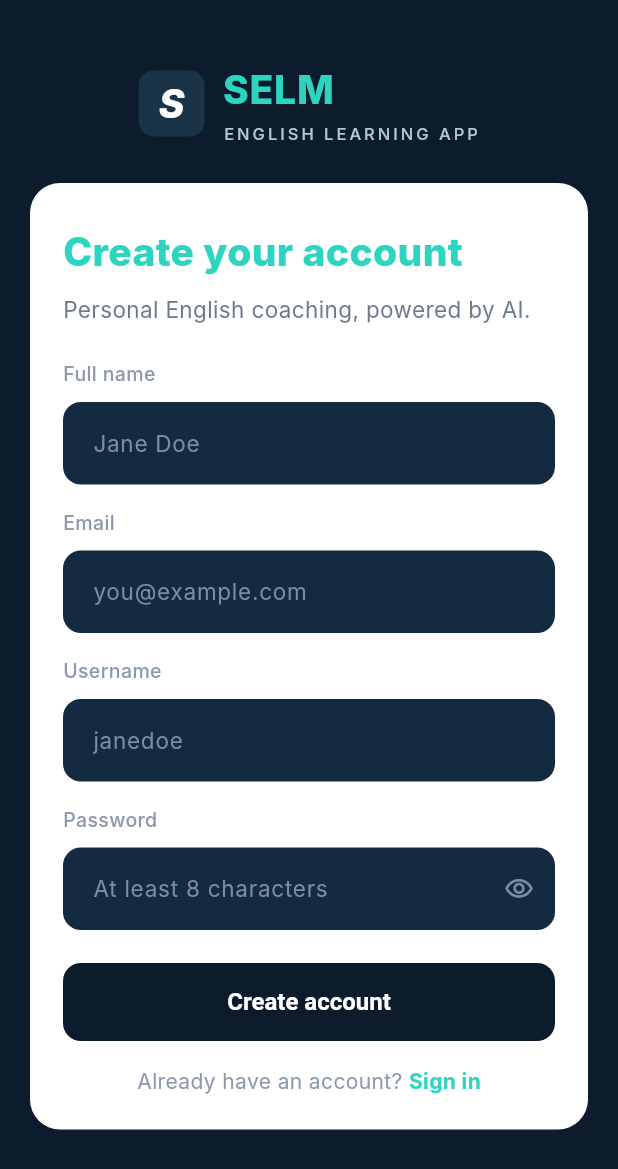
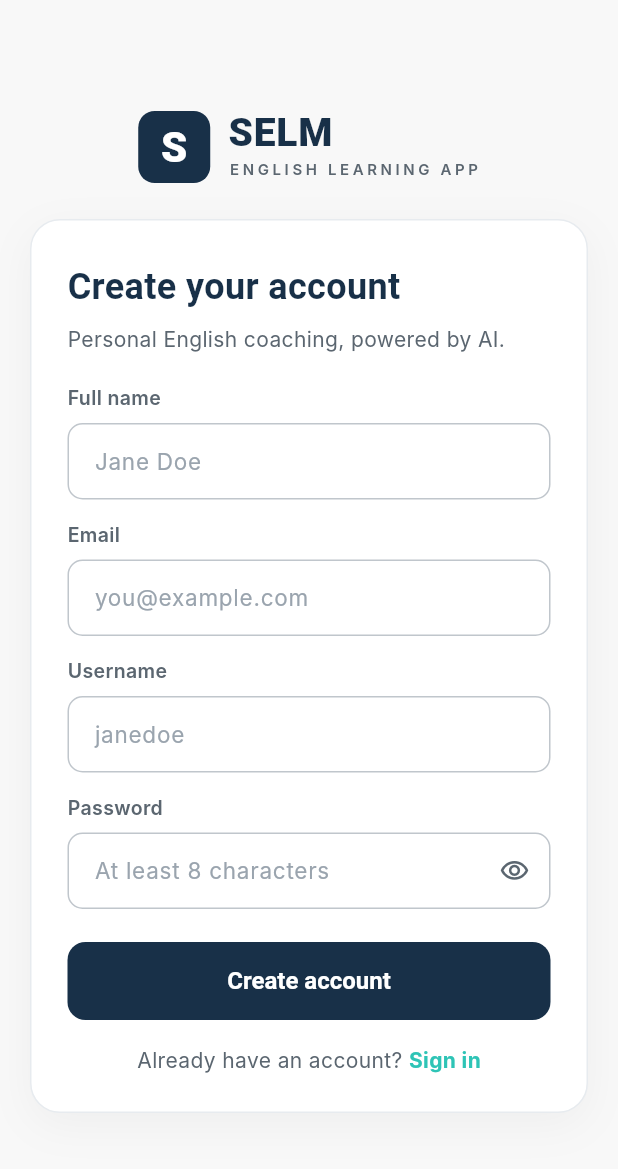
Before and after one commit to selmapp2022-a11y/selmapp, a Flutter app: the RegisterPage screen opened by its route, on a phone screen of 412 x 824 dp. Shown: the top 1169 px of the screen. Run offline on Flutter 3.47's test engine with Material 3 defaults, Android fonts, the light colour scheme and no system bars; our stand-ins replace bloc, dio, equatable, firebase_core, firebase_crashlytics, flutter_bloc and 14 more; missing offline and left inert: record; accounts and stored records are empty; Roboto replaces fonts that are missing (Inter, Poppins).

Commit message:
feat(auth): brand-correct light theme for register_page.dart

```diff
--- a/frontend/lib/features/auth/presentation/pages/register_page.dart
+++ b/frontend/lib/features/auth/presentation/pages/register_page.dart
@@ -15,10 +15,14 @@ class RegisterPage extends StatefulWidget {
 }
 
 class _RegisterPageState extends State<RegisterPage> {
-  static const Color _bg = Color(0xFF0C1C2C);
-  static const Color _accent = Color(0xFF2DD4BF);
-  static const Color _inputFill = Color(0xFF132A40);
-  static const Color _inputHint = Color(0xFF7A8FA3);
+  // SELM Brand v1.0
+  static const Color _bg = Color(0xFFF8F8F8);
+  static const Color _navy = Color(0xFF183048);
+  static const Color _accent = Color(0xFF2EC4B6);
+  static const Color _textPrimary = Color(0xFF0B0F14);
+  static const Color _textSecondary = Color(0xFF5B6670);
+  static const Color _border = Color(0xFFC0C6CC);
+  static const Color _muted = Color(0xFFE7EBEF);
 
   final _formKey = GlobalKey<FormState>();
   final _nameController = TextEditingController();
@@ -101,6 +105,9 @@ class _RegisterPageState extends State<RegisterPage> {
     return Scaffold(
       backgroundColor: _bg,
       body: SafeArea(
+        child: Center(
+          child: ConstrainedBox(
+            constraints: const BoxConstraints(maxWidth: 440),
             child: SingleChildScrollView(
               padding: const EdgeInsets.symmetric(horizontal: 20, vertical: 24),
               child: Column(
@@ -115,6 +122,8 @@ class _RegisterPageState extends State<RegisterPage> {
               ),
             ),
           ),
+        ),
+      ),
     );
   }
 
@@ -123,20 +132,21 @@ class _RegisterPageState extends State<RegisterPage> {
       mainAxisAlignment: MainAxisAlignment.center,
       children: [
         Container(
-          width: 44,
-          height: 44,
+          width: 48,
+          height: 48,
           decoration: BoxDecoration(
-            color: const Color(0xFF1A3346),
-            borderRadius: BorderRadius.circular(10),
+            color: _navy,
+            borderRadius: BorderRadius.circular(11),
           ),
           alignment: Alignment.center,
           child: const Text(
             'S',
             style: TextStyle(
               color: Colors.white,
-              fontSize: 26,
+              fontSize: 28,
               fontWeight: FontWeight.w800,
-              fontStyle: FontStyle.italic,
+              fontFamily: 'Poppins',
+              height: 1.0,
             ),
           ),
         ),
@@ -147,17 +157,19 @@ class _RegisterPageState extends State<RegisterPage> {
           children: const [
             Text('SELM',
                 style: TextStyle(
-                    color: _accent,
+                    color: _navy,
                     fontSize: 26,
                     fontWeight: FontWeight.w800,
-                    letterSpacing: 0.5)),
-            SizedBox(height: 2),
+                    letterSpacing: 0.5,
+                    fontFamily: 'Poppins',
+                    height: 1.0)),
+            SizedBox(height: 4),
             Text('ENGLISH LEARNING APP',
                 style: TextStyle(
-                    color: Color(0xFFB7C6D6),
-                    fontSize: 11,
-                    letterSpacing: 2.0,
-                    fontWeight: FontWeight.w500)),
+                    color: _textSecondary,
+                    fontSize: 10,
+                    letterSpacing: 2.4,
+                    fontWeight: FontWeight.w600)),
           ],
         ),
       ],
@@ -166,10 +178,18 @@ class _RegisterPageState extends State<RegisterPage> {
 
   Widget _buildCard() {
     return Container(
-      padding: const EdgeInsets.fromLTRB(22, 26, 22, 22),
+      padding: const EdgeInsets.fromLTRB(24, 26, 24, 24),
       decoration: BoxDecoration(
         color: Colors.white,
         borderRadius: BorderRadius.circular(20),
+        border: Border.all(color: _muted, width: 1),
+        boxShadow: [
+          BoxShadow(
+            color: Colors.black.withValues(alpha: 0.04),
+            blurRadius: 24,
+            offset: const Offset(0, 8),
+          ),
+        ],
       ),
       child: Form(
         key: _formKey,
@@ -178,20 +198,23 @@ class _RegisterPageState extends State<RegisterPage> {
           children: [
             const Text('Create your account',
                 style: TextStyle(
-                    color: _accent, fontSize: 26, fontWeight: FontWeight.w800)),
-            const SizedBox(height: 8),
+                    color: _navy,
+                    fontSize: 24,
+                    fontWeight: FontWeight.w700,
+                    fontFamily: 'Poppins')),
+            const SizedBox(height: 6),
             const Text('Personal English coaching, powered by AI.',
-                style: TextStyle(color: Color(0xFF6B7B8C), fontSize: 15)),
-            const SizedBox(height: 22),
+                style: TextStyle(color: _textSecondary, fontSize: 14)),
+            const SizedBox(height: 20),
             _label('Full name'),
-            const SizedBox(height: 8),
+            const SizedBox(height: 6),
             _field(_nameController, 'Jane Doe',
                 validator: (v) => (v == null || v.trim().isEmpty)
                     ? 'Please enter your name'
                     : null),
-            const SizedBox(height: 16),
+            const SizedBox(height: 14),
             _label('Email'),
-            const SizedBox(height: 8),
+            const SizedBox(height: 6),
             _field(_emailController, 'you@example.com',
                 keyboardType: TextInputType.emailAddress, validator: (v) {
               if (v == null || v.isEmpty) return 'Please enter your email';
@@ -200,22 +223,22 @@ class _RegisterPageState extends State<RegisterPage> {
               }
               return null;
             }),
-            const SizedBox(height: 16),
+            const SizedBox(height: 14),
             _label('Username'),
-            const SizedBox(height: 8),
+            const SizedBox(height: 6),
             _field(_usernameController, 'janedoe',
                 validator: (v) => (v == null || v.trim().isEmpty)
                     ? 'Please choose a username'
                     : null),
-            const SizedBox(height: 16),
+            const SizedBox(height: 14),
             _label('Password'),
-            const SizedBox(height: 8),
+            const SizedBox(height: 6),
             TextFormField(
               controller: _passwordController,
               obscureText: _obscurePassword,
               textInputAction: TextInputAction.done,
               onFieldSubmitted: (_) => _handleRegister(),
-              style: const TextStyle(color: Colors.white, fontSize: 15),
+              style: const TextStyle(color: _textPrimary, fontSize: 15),
               decoration: _inputDecoration(
                 hint: 'At least 8 characters',
                 suffix: IconButton(
@@ -225,7 +248,7 @@ class _RegisterPageState extends State<RegisterPage> {
                     _obscurePassword
                         ? Icons.visibility_outlined
                         : Icons.visibility_off_outlined,
-                    color: _inputHint,
+                    color: _textSecondary,
                     size: 20,
                   ),
                 ),
@@ -252,7 +275,7 @@ class _RegisterPageState extends State<RegisterPage> {
       controller: c,
       keyboardType: keyboardType,
       textInputAction: TextInputAction.next,
-      style: const TextStyle(color: Colors.white, fontSize: 15),
+      style: const TextStyle(color: _textPrimary, fontSize: 15),
       decoration: _inputDecoration(hint: hint),
       validator: validator,
     );
@@ -260,33 +283,33 @@ class _RegisterPageState extends State<RegisterPage> {
 
   Widget _label(String text) => Text(text,
       style: const TextStyle(
-          color: Color(0xFF8A99AC),
+          color: _textSecondary,
           fontSize: 13,
-          fontWeight: FontWeight.w500));
+          fontWeight: FontWeight.w600));
 
   InputDecoration _inputDecoration({String? hint, Widget? suffix}) {
     return InputDecoration(
       hintText: hint,
-      hintStyle: const TextStyle(color: _inputHint, fontSize: 15),
+      hintStyle: const TextStyle(color: Color(0xFF9AA4AE), fontSize: 15),
       suffixIcon: suffix,
       filled: true,
-      fillColor: _inputFill,
+      fillColor: Colors.white,
       contentPadding:
-          const EdgeInsets.symmetric(horizontal: 16, vertical: 16),
+          const EdgeInsets.symmetric(horizontal: 14, vertical: 14),
       border: OutlineInputBorder(
-        borderRadius: BorderRadius.circular(12),
-        borderSide: BorderSide.none,
+        borderRadius: BorderRadius.circular(10),
+        borderSide: const BorderSide(color: _border),
       ),
       enabledBorder: OutlineInputBorder(
-        borderRadius: BorderRadius.circular(12),
-        borderSide: BorderSide.none,
+        borderRadius: BorderRadius.circular(10),
+        borderSide: const BorderSide(color: _border),
       ),
       focusedBorder: OutlineInputBorder(
-        borderRadius: BorderRadius.circular(12),
-        borderSide: const BorderSide(color: _accent, width: 1.5),
+        borderRadius: BorderRadius.circular(10),
+        borderSide: const BorderSide(color: _navy, width: 1.6),
       ),
       errorBorder: OutlineInputBorder(
-        borderRadius: BorderRadius.circular(12),
+        borderRadius: BorderRadius.circular(10),
         borderSide: const BorderSide(color: AppTheme.errorColor),
       ),
     );
@@ -299,7 +322,7 @@ class _RegisterPageState extends State<RegisterPage> {
       child: ElevatedButton(
         onPressed: _isLoading ? null : _handleRegister,
         style: ElevatedButton.styleFrom(
-          backgroundColor: _bg,
+          backgroundColor: _navy,
           foregroundColor: Colors.white,
           elevation: 0,
           shape: RoundedRectangleBorder(
@@ -315,7 +338,10 @@ class _RegisterPageState extends State<RegisterPage> {
                 ),
               )
             : const Text('Create account',
-                style: TextStyle(fontSize: 16, fontWeight: FontWeight.w600)),
+                style: TextStyle(
+                    fontSize: 16,
+                    fontWeight: FontWeight.w600,
+                    fontFamily: 'Poppins')),
       ),
     );
   }
@@ -325,7 +351,7 @@ class _RegisterPageState extends State<RegisterPage> {
       mainAxisAlignment: MainAxisAlignment.center,
       children: [
         const Text('Already have an account? ',
-            style: TextStyle(color: Color(0xFF8A99AC), fontSize: 14)),
+            style: TextStyle(color: _textSecondary, fontSize: 14)),
         GestureDetector(
           onTap: () => context.go('/welcome'),
           child: const Text('Sign in',
```
Lines whose indentation alone changed are shown as unchanged.
